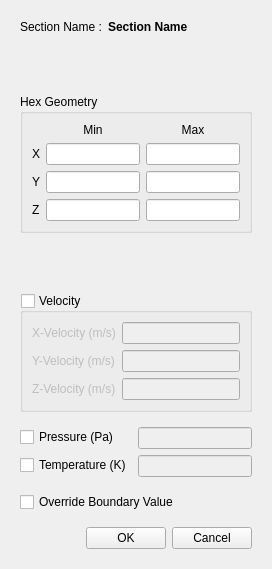
First picture: the form in baramFlow/view/solution/initialization/section_dialog.ui, repository nextfoam/baram, before the edit.
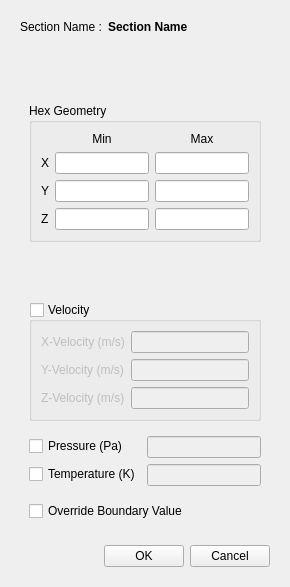
Second picture: the form after the edit.

Diff of the .ui file:
```diff
--- a/baramFlow/view/solution/initialization/section_dialog.ui
+++ b/baramFlow/view/solution/initialization/section_dialog.ui
@@ -6,8 +6,8 @@
    <rect>
     <x>0</x>
     <y>0</y>
-    <width>270</width>
-    <height>561</height>
+    <width>278</width>
+    <height>579</height>
    </rect>
   </property>
   <property name="windowTitle">
@@ -205,6 +205,9 @@
         </widget>
        </item>
        <item>
+        <widget class="QWidget" name="editForm" native="true">
+         <layout class="QVBoxLayout" name="verticalLayout_4">
+          <item>
         <widget class="QStackedWidget" name="sectionStack">
          <property name="font">
           <font>
@@ -593,21 +596,6 @@
         </widget>
        </item>
        <item>
-        <widget class="QWidget" name="widget_10" native="true">
-         <layout class="QVBoxLayout" name="initialValuesLayout">
-          <property name="leftMargin">
-           <number>0</number>
-          </property>
-          <property name="topMargin">
-           <number>0</number>
-          </property>
-          <property name="rightMargin">
-           <number>0</number>
-          </property>
-          <property name="bottomMargin">
-           <number>0</number>
-          </property>
-          <item>
            <widget class="QGroupBox" name="velocityGroup">
             <property name="title">
              <string>Velocity</string>
@@ -692,9 +680,6 @@
             </layout>
            </widget>
           </item>
-         </layout>
-        </widget>
-       </item>
        <item>
         <widget class="QCheckBox" name="overrideBoundaryValue">
          <property name="text">
@@ -702,6 +687,9 @@
          </property>
         </widget>
        </item>
+         </layout>
+        </widget>
+       </item>
        <item>
         <spacer name="verticalSpacer_2">
          <property name="orientation">
```
Left out of the diff: 2 changed lines with no effect on the pictures. Lines whose indentation alone changed are shown as unchanged.
